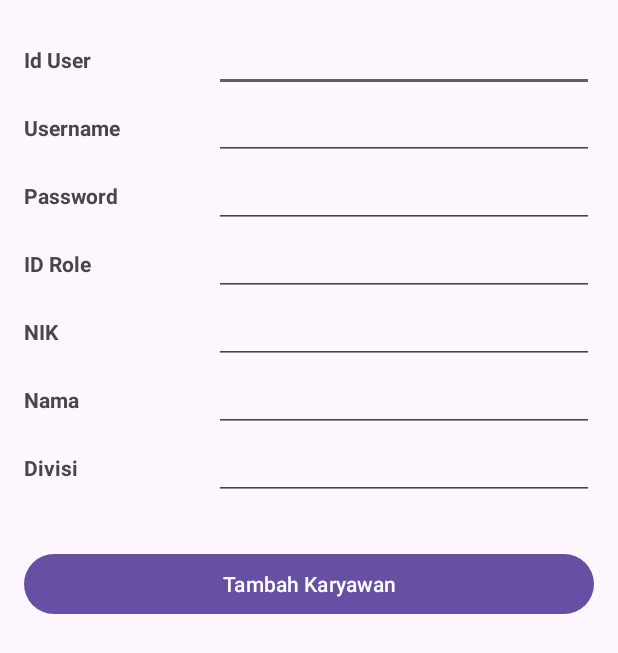
After one commit to mhmdnurulkarim/Attendly, an Android app: the DetailKaryawanActivity screen opened directly, with no data from a screen before it, on a phone screen of 412 x 824 dp. The commit adds this screen. Shown: the top 653 px of the screen. Run offline under Robolectric (Android 15) with nearby library versions, the phone set to English and light mode, and no system bars; our stand-ins replace Firebase (no records; nobody signed in at launch, a user with empty details on screens opened directly).

Commit message:
feat: Penambahan fitur tambah, hapus, update karyawan.

```diff
--- a/app/build.gradle.kts
+++ b/app/build.gradle.kts
@@ -9,7 +9,7 @@ android {
 
     defaultConfig {
         applicationId = "com.oci.presensi"
-        minSdk = 29
+        minSdk = 26
         targetSdk = 33
         versionCode = 1
         versionName = "1.0"
@@ -43,6 +43,7 @@ dependencies {
     implementation("com.google.android.material:material:1.12.0")
     implementation("androidx.constraintlayout:constraintlayout:2.1.4")
     implementation("com.google.firebase:firebase-firestore:25.0.0")
+    implementation("androidx.activity:activity:1.9.1")
     testImplementation("junit:junit:4.13.2")
     androidTestImplementation("androidx.test.ext:junit:1.1.5")
     androidTestImplementation("androidx.test.espresso:espresso-core:3.5.1")
--- a/app/src/main/AndroidManifest.xml
+++ b/app/src/main/AndroidManifest.xml
@@ -15,6 +15,9 @@
         android:supportsRtl="true"
         android:theme="@style/Theme.Presensi"
         tools:targetApi="31">
+        <activity
+            android:name=".DetailKaryawanActivity"
+            android:exported="false" />
         <activity
             android:name=".DataRekapAbsensiActivity"
             android:exported="false" />
--- /dev/null
+++ b/app/src/main/java/com/oci/presensi/DetailKaryawanActivity.java
@@ -0,0 +1,126 @@
+package com.oci.presensi;
+
+import android.content.Intent;
+import android.os.Bundle;
+import android.view.View;
+
+import androidx.appcompat.app.AlertDialog;
+import androidx.appcompat.app.AppCompatActivity;
+
+import com.oci.presensi.databinding.ActivityDetailKaryawanBinding;
+import com.oci.presensi.helper.DataHelper;
+import com.oci.presensi.model.ModelAkun;
+
+public class DetailKaryawanActivity extends AppCompatActivity {
+
+    private ActivityDetailKaryawanBinding binding;
+    private DataHelper dbHelper;
+    private ModelAkun akun;
+    private String idUserString, username, password, idRoleString, nama, nik, divisi;
+    private int idUser, idRole;
+
+    @Override
+    protected void onCreate(Bundle savedInstanceState) {
+        super.onCreate(savedInstanceState);
+        binding = ActivityDetailKaryawanBinding.inflate(getLayoutInflater());
+        setContentView(binding.getRoot());
+
+        int id = getIntent().getIntExtra("idUser", 0);
+
+        dbHelper = new DataHelper(this);
+//        dbHelper.getAttendanceFromFirestore();
+
+        if (id != 0) {
+            binding.btnTambah.setVisibility(View.GONE);
+            binding.lLDelete.setVisibility(View.VISIBLE);
+
+            akun = dbHelper.getAkun(id);
+            setText(akun);
+        } else {
+            binding.btnTambah.setVisibility(View.VISIBLE);
+            binding.lLDelete.setVisibility(View.GONE);
+            clearText();
+        }
+
+        binding.btnTambah.setOnClickListener(v -> tambahKaryawan());
+
+        binding.btnUbah.setOnClickListener(v -> ubahKaryawan(akun));
+
+        binding.btnHapus.setOnClickListener(v -> {
+            new AlertDialog.Builder(this)
+                    .setTitle("Hapus Data Karyawan")
+                    .setMessage("Apakah anda yakin ingin Hapus Data Karyawan ini?")
+                    .setPositiveButton("YA", (dialog, which) -> {
+                        hapusKaryawan(akun);
+                    })
+                    .setNegativeButton("TIDAK", (dialog, which) -> dialog.dismiss())
+                    .create().show();
+        });
+    }
+
+    private void tambahKaryawan() {
+        getText();
+
+        ModelAkun akun = new ModelAkun(idUser, username, password, idRole, nama, nik, divisi);
+        dbHelper.addNewAkun(akun);
+
+        clearText();
+        back();
+    }
+
+    private void ubahKaryawan(ModelAkun akun) {
+        getText();
+
+        akun.setIdUser(idUser);
+        akun.setUsername(username);
+        akun.setPassword(password);
+        akun.setId_role(idRole);
+        akun.setNama(nama);
+        akun.setNik(nik);
+        akun.setDivisi(divisi);
+
+        dbHelper.updateAkun(akun);
+        clearText();
+        back();
+    }
+
+    private void hapusKaryawan(ModelAkun akun) {
+        dbHelper.deleteAkun(akun.getIdUser());
+        clearText();
+        back();
+    }
+
+    private void setText(ModelAkun akun) {
+        binding.etId.setText(String.valueOf(akun.getIdUser()));
+        binding.etUsername.setText(akun.getUsername());
+        binding.etPassword.setText(akun.getPassword());
+        binding.etIdRole.setText(String.valueOf(akun.getId_role()));
+        binding.etNama.setText(akun.getNama());
+        binding.etNik.setText(akun.getNik());
+        binding.etDivisi.setText(akun.getDivisi());
+    }
+
+    private void getText() {
+        idUserString = binding.etId.getText().toString();
+        username = binding.etUsername.getText().toString();
+        password = binding.etPassword.getText().toString();
+        idRoleString = binding.etIdRole.getText().toString();
+        nama = binding.etNama.getText().toString();
+        nik = binding.etNik.getText().toString();
+        divisi = binding.etDivisi.getText().toString();
+
+        idUser = Integer.parseInt(idUserString);
+        idRole = Integer.parseInt(idRoleString);
+    }
+
+    private void clearText() {
+        binding.etNama.setText("");
+        binding.etNik.setText("");
+        binding.etDivisi.setText("");
+    }
+
+    private void back(){
+        startActivity(new Intent(this, DataKaryawanActivity.class));
+        finish();
+    }
+}
--- /dev/null
+++ b/app/src/main/res/drawable/ic_add.xml
@@ -0,0 +1,5 @@
+<vector xmlns:android="http://schemas.android.com/apk/res/android" android:height="24dp" android:tint="#000000" android:viewportHeight="24" android:viewportWidth="24" android:width="24dp">
+
+    <path android:fillColor="@android:color/white" android:pathData="M19,13h-6v6h-2v-6H5v-2h6V5h2v6h6v2z"/>
+
+</vector>
--- /dev/null
+++ b/app/src/main/res/layout/activity_detail_karyawan.xml
@@ -0,0 +1,190 @@
+<?xml version="1.0" encoding="utf-8"?>
+<LinearLayout xmlns:android="http://schemas.android.com/apk/res/android"
+    xmlns:app="http://schemas.android.com/apk/res-auto"
+    xmlns:tools="http://schemas.android.com/tools"
+    android:id="@+id/main"
+    android:layout_width="match_parent"
+    android:layout_height="match_parent"
+    android:orientation="vertical"
+    tools:context=".DetailKaryawanActivity">
+
+    <LinearLayout
+        android:layout_width="match_parent"
+        android:layout_height="wrap_content"
+        android:orientation="vertical"
+        android:padding="16dp">
+
+        <LinearLayout
+            android:layout_width="match_parent"
+            android:layout_height="wrap_content"
+            android:orientation="horizontal">
+
+            <TextView
+                android:layout_width="0dp"
+                android:layout_height="wrap_content"
+                android:layout_weight="1"
+                android:text="Id User"
+                android:textStyle="bold" />
+
+            <EditText
+                android:id="@+id/et_id"
+                android:layout_width="0dp"
+                android:layout_height="wrap_content"
+                android:layout_weight="2"
+                android:inputType="number" />
+
+        </LinearLayout>
+
+        <LinearLayout
+            android:layout_width="match_parent"
+            android:layout_height="wrap_content"
+            android:orientation="horizontal">
+
+            <TextView
+                android:layout_width="0dp"
+                android:layout_height="wrap_content"
+                android:layout_weight="1"
+                android:text="Username"
+                android:textStyle="bold" />
+
+            <EditText
+                android:id="@+id/et_username"
+                android:layout_width="0dp"
+                android:layout_height="wrap_content"
+                android:layout_weight="2" />
+
+        </LinearLayout>
+
+        <LinearLayout
+            android:layout_width="match_parent"
+            android:layout_height="wrap_content"
+            android:orientation="horizontal">
+
+            <TextView
+                android:layout_width="0dp"
+                android:layout_height="wrap_content"
+                android:layout_weight="1"
+                android:text="Password"
+                android:textStyle="bold" />
+
+            <EditText
+                android:id="@+id/et_password"
+                android:layout_width="0dp"
+                android:layout_height="wrap_content"
+                android:layout_weight="2" />
+
+        </LinearLayout>
+
+        <LinearLayout
+            android:layout_width="match_parent"
+            android:layout_height="wrap_content"
+            android:orientation="horizontal">
+
+            <TextView
+                android:layout_width="0dp"
+                android:layout_height="wrap_content"
+                android:layout_weight="1"
+                android:text="ID Role"
+                android:textStyle="bold" />
+
+            <EditText
+                android:id="@+id/et_idRole"
+                android:layout_width="0dp"
+                android:layout_height="wrap_content"
+                android:layout_weight="2"
+                android:inputType="number" />
+
+        </LinearLayout>
+
+        <LinearLayout
+            android:layout_width="match_parent"
+            android:layout_height="wrap_content"
+            android:orientation="horizontal">
+
+            <TextView
+                android:layout_width="0dp"
+                android:layout_height="wrap_content"
+                android:layout_weight="1"
+                android:text="NIK"
+                android:textStyle="bold" />
+
+            <EditText
+                android:id="@+id/et_nik"
+                android:layout_width="0dp"
+                android:layout_height="wrap_content"
+                android:layout_weight="2" />
+
+        </LinearLayout>
+
+        <LinearLayout
+            android:layout_width="match_parent"
+            android:layout_height="wrap_content"
+            android:orientation="horizontal">
+
+            <TextView
+                android:layout_width="0dp"
+                android:layout_height="wrap_content"
+                android:layout_weight="1"
+                android:text="Nama"
+                android:textStyle="bold" />
+
+            <EditText
+                android:id="@+id/et_nama"
+                android:layout_width="0dp"
+                android:layout_height="wrap_content"
+                android:layout_weight="2" />
+
+        </LinearLayout>
+
+        <LinearLayout
+            android:layout_width="match_parent"
+            android:layout_height="wrap_content"
+            android:orientation="horizontal">
+
+            <TextView
+                android:layout_width="0dp"
+                android:layout_height="wrap_content"
+                android:layout_weight="1"
+                android:text="Divisi"
+                android:textStyle="bold" />
+
+            <EditText
+                android:id="@+id/et_divisi"
+                android:layout_width="0dp"
+                android:layout_height="wrap_content"
+                android:layout_weight="2" />
+
+        </LinearLayout>
+
+    </LinearLayout>
+
+    <Button
+        android:id="@+id/btn_tambah"
+        android:layout_width="match_parent"
+        android:layout_height="wrap_content"
+        android:text="Tambah Karyawan"
+        android:layout_margin="16dp"
+        android:visibility="visible"/>
+
+    <LinearLayout
+        android:id="@+id/lLDelete"
+        android:layout_width="match_parent"
+        android:layout_height="wrap_content"
+        android:orientation="vertical"
+        android:padding="16dp"
+        android:visibility="gone">
+
+        <Button
+            android:id="@+id/btn_ubah"
+            android:layout_width="match_parent"
+            android:layout_height="wrap_content"
+            android:text="Ubah Karyawan" />
+
+        <Button
+            android:id="@+id/btn_hapus"
+            android:layout_width="match_parent"
+            android:layout_height="wrap_content"
+            android:text="Hapus Karyawan" />
+    </LinearLayout>
+
+</LinearLayout>
--- a/app/src/main/res/layout/activity_home.xml
+++ b/app/src/main/res/layout/activity_home.xml
@@ -58,8 +58,8 @@
     <LinearLayout
         android:layout_width="match_parent"
         android:layout_height="wrap_content"
-        android:layout_marginTop="32dp"
         android:orientation="vertical"
+        app:layout_constraintBottom_toBottomOf="parent"
         app:layout_constraintEnd_toEndOf="parent"
         app:layout_constraintStart_toStartOf="parent"
         app:layout_constraintTop_toBottomOf="@id/card">
```
Also changed, not shown: app/src/main/java/com/oci/presensi/AbsensiActivity.java (+24 -2 lines), app/src/main/java/com/oci/presensi/DataKaryawanActivity.java (+8 -1 lines), app/src/main/java/com/oci/presensi/adapter/AdapterDataKaryawan.java (+17 -1 lines), app/src/main/java/com/oci/presensi/helper/DataHelper.java (+20 -53 lines), app/src/main/java/com/oci/presensi/util/Utils.java (+14 -8 lines), app/src/main/res/layout/activity_data_karyawan.xml (+13 -0 lines), app/src/main/res/layout/item_karyawan.xml (+20 -2 lines).
